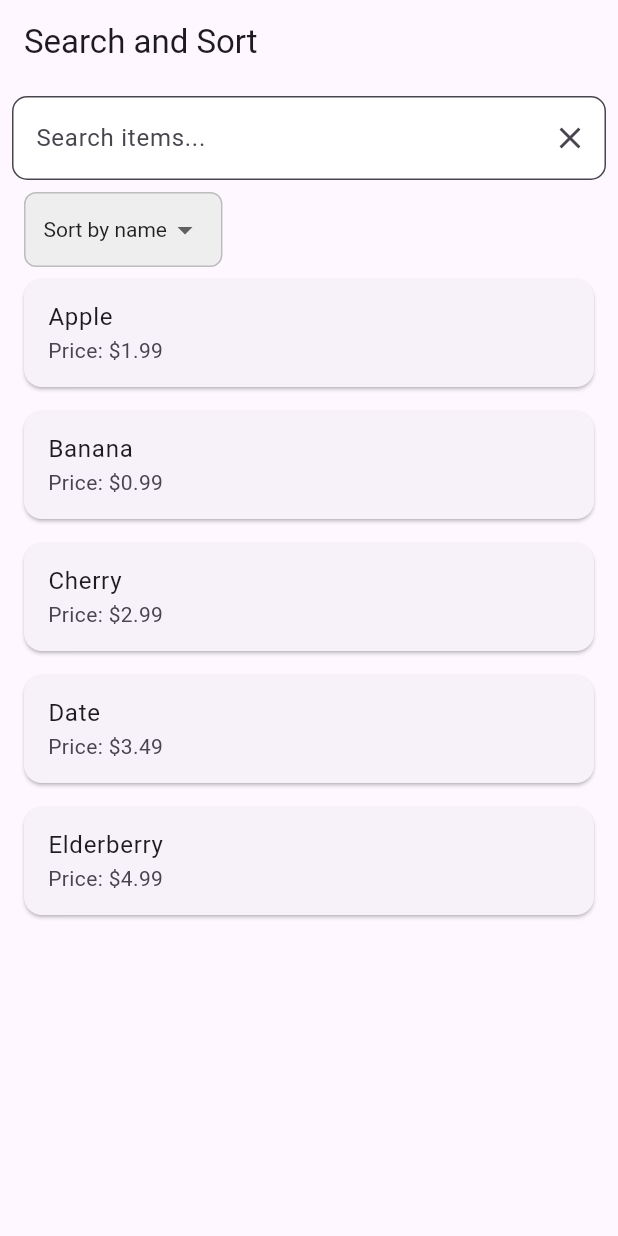
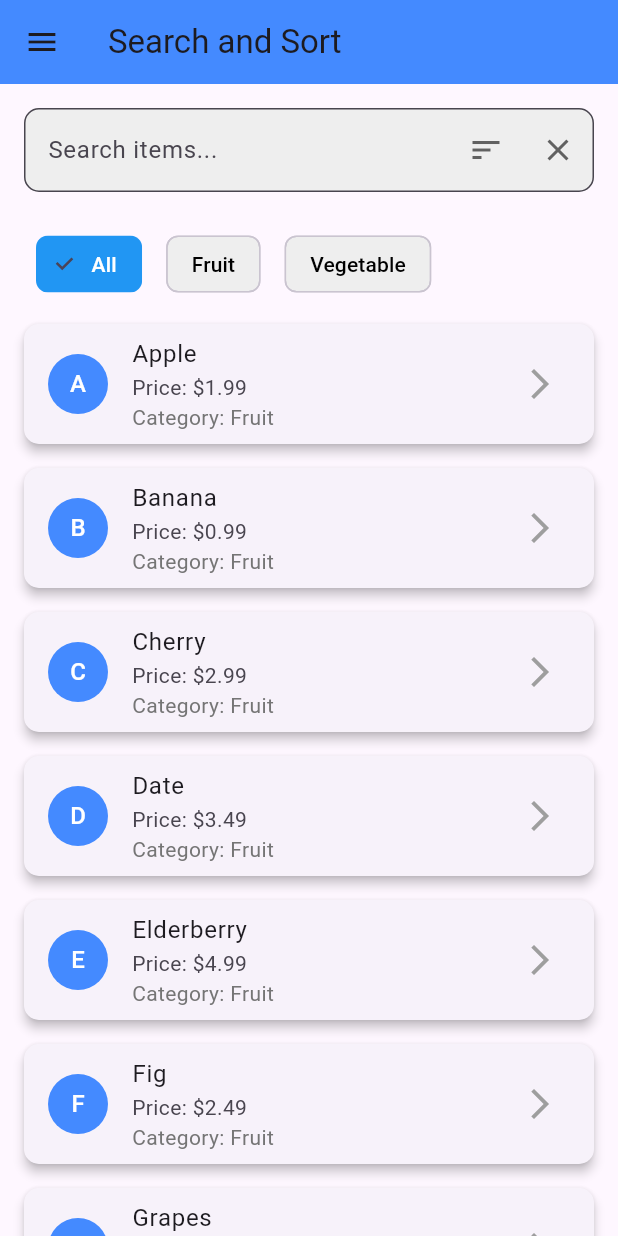
Before and after one commit to ayoubdev94/Search_Sort_flutter, a Flutter app: the screen it shows after launch, on a phone screen of 412 x 824 dp. Run offline on Flutter 3.47's test engine with Material 3 defaults, Android fonts, the phone set to English and light mode, and no system bars; our stand-ins replace bloc, flutter_bloc.

Commit message:
Your descriptive commit message

```diff
--- a/lib/features/search_sort_screen/data/model/item_model.dart
+++ b/lib/features/search_sort_screen/data/model/item_model.dart
@@ -1,7 +1,8 @@
 class Item {
   final String name;
-   final double price;
+  final double price;
+  final String category;
   // Add other relevant fields
 
-  Item({required this.name, required this.price});
+  Item({required this.name, required this.price, required this.category});
 }
--- a/lib/features/search_sort_screen/data/repo/search_sort_repo.dart
+++ b/lib/features/search_sort_screen/data/repo/search_sort_repo.dart
@@ -1,13 +1,35 @@
 import 'package:flutter_x/features/search_sort_screen/data/model/item_model.dart';
 
 class SearchSortRepo {
+  // Fetch Data From Api
   static List<Item> getItems() {
     final List<Item> sampleItems = [
-      Item(name: 'Apple', price: 1.99),
-      Item(name: 'Banana', price: 0.99),
-      Item(name: 'Cherry', price: 2.99),
-      Item(name: 'Date', price: 3.49),
-      Item(name: 'Elderberry', price: 4.99),
+      Item(name: 'Apple', price: 1.99, category: 'Fruit'),
+      Item(name: 'Banana', price: 0.99, category: 'Fruit'),
+      Item(name: 'Cherry', price: 2.99, category: 'Fruit'),
+      Item(name: 'Date', price: 3.49, category: 'Fruit'),
+      Item(name: 'Elderberry', price: 4.99, category: 'Fruit'),
+      Item(name: 'Fig', price: 2.49, category: 'Fruit'),
+      Item(name: 'Grapes', price: 2.99, category: 'Fruit'),
+      Item(name: 'Honeydew', price: 3.99, category: 'Fruit'),
+      Item(name: 'Iceberg Lettuce', price: 1.49, category: 'Vegetable'),
+      Item(name: 'Jalapeno', price: 1.99, category: 'Vegetable'),
+      Item(name: 'Kale', price: 2.99, category: 'Vegetable'),
+      Item(name: 'Lemon', price: 0.89, category: 'Fruit'),
+      Item(name: 'Mango', price: 1.49, category: 'Fruit'),
+      Item(name: 'Nectarine', price: 2.49, category: 'Fruit'),
+      Item(name: 'Orange', price: 1.29, category: 'Fruit'),
+      Item(name: 'Peach', price: 2.29, category: 'Fruit'),
+      Item(name: 'Quince', price: 3.99, category: 'Fruit'),
+      Item(name: 'Radish', price: 1.19, category: 'Vegetable'),
+      Item(name: 'Spinach', price: 1.99, category: 'Vegetable'),
+      Item(name: 'Tomato', price: 1.99, category: 'Vegetable'),
+      Item(name: 'Ugli Fruit', price: 4.99, category: 'Fruit'),
+      Item(name: 'Vidalia Onion', price: 0.79, category: 'Vegetable'),
+      Item(name: 'Watermelon', price: 3.99, category: 'Fruit'),
+      Item(name: 'Xigua', price: 5.99, category: 'Fruit'),
+      Item(name: 'Yellow Pepper', price: 2.49, category: 'Vegetable'),
+      Item(name: 'Zucchini', price: 1.29, category: 'Vegetable'),
     ];
     return sampleItems;
   }
--- a/lib/features/search_sort_screen/view/search_sort_screen.dart
+++ b/lib/features/search_sort_screen/view/search_sort_screen.dart
@@ -4,99 +4,190 @@ import 'package:flutter_x/core/theme/app_styles.dart';
 import 'package:flutter_x/features/search_sort_screen/data/model/item_model.dart';
 import 'package:flutter_x/features/search_sort_screen/view_model/search_sort_bloc/search_sort_bloc.dart';
 
-class SearchSortScreen extends StatefulWidget {
-  @override
-  _SearchSortScreenState createState() => _SearchSortScreenState();
-}
-
-class _SearchSortScreenState extends State<SearchSortScreen>
-    with SingleTickerProviderStateMixin {
-  late AnimationController _animationController;
-
-  @override
-  void initState() {
-    super.initState();
-    _animationController = AnimationController(
-      vsync: this,
-      duration: Duration(milliseconds: 500),
-    );
-  }
-
-  @override
-  void dispose() {
-    _animationController.dispose();
-    super.dispose();
-  }
+class SearchSortScreen extends StatelessWidget {
+  const SearchSortScreen({super.key});
 
   @override
   Widget build(BuildContext context) {
     return Scaffold(
       appBar: AppBar(
         title: const Text('Search and Sort'),
+        backgroundColor: Colors.blueAccent,
       ),
       body: Column(
         crossAxisAlignment: CrossAxisAlignment.start,
         children: [
-          _buildSearchInput(),
-          _buildSortDropdown(),
+          _buildSearchInput(context),
+          _buildCategoryList(context),
           _buildItemsList(),
         ],
+      ),
+      drawer: Drawer(
+        child: ListView(
+          padding: EdgeInsets.zero,
+          children: <Widget>[
+            const DrawerHeader(
+              decoration: BoxDecoration(
+                color: Colors.blueAccent,
+              ),
+              child: Text(
+                'Menu',
+                style: TextStyle(
+                  color: Colors.white,
+                  fontSize: 24,
+                ),
+              ),
+            ),
+            ListTile(
+              leading: const Icon(Icons.home),
+              title: const Text('Home'),
+              onTap: () {
+                // Handle navigation
+              },
+            ),
+            ListTile(
+              leading: const Icon(Icons.settings),
+              title: const Text('Settings'),
+              onTap: () {
+                // Handle navigation
+              },
+            ),
+            ListTile(
+              leading: const Icon(Icons.info),
+              title: const Text('About'),
+              onTap: () {
+                // Handle navigation
+              },
+            ),
+          ],
+        ),
       ),
     );
   }
 
-  Widget _buildSearchInput() {
+  Widget _buildSearchInput(BuildContext context) {
     TextEditingController searchItemsController = TextEditingController();
     return Padding(
-      padding: const EdgeInsets.all(8.0),
+      padding: const EdgeInsets.all(16.0),
       child: TextField(
         controller: searchItemsController,
         onChanged: (query) =>
             context.read<SearchSortBloc>().add(SearchQueryChanged(query)),
         decoration: AppStyles.inputDecoration.copyWith(
           hintText: 'Search items...',
-          suffixIcon: IconButton(
-            icon: Icon(Icons.clear),
+          filled: true,
+          fillColor: Colors.grey[200],
+          suffixIcon: Row(
+            mainAxisSize: MainAxisSize.min,
+            children: [
+              IconButton(
+                icon: Icon(Icons.sort, color: Colors.grey[700]),
+                onPressed: () {
+                  _showSortModal(context);
+                },
+              ),
+              IconButton(
+                icon: Icon(Icons.clear, color: Colors.grey[700]),
                 onPressed: () {
                   searchItemsController.clear();
                   context.read<SearchSortBloc>().add(SearchQueryChanged(""));
                 },
+              ),
+            ],
           ),
         ),
       ),
     );
   }
 
-  Widget _buildSortDropdown() {
+  Widget _buildCategoryList(BuildContext context) {
     return Padding(
-      padding: const EdgeInsets.symmetric(horizontal: 16.0),
-      child: Container(
-        decoration: BoxDecoration(
-          borderRadius: BorderRadius.circular(8.0),
-          color: Colors.grey[200], // Example background color
-          border: Border.all(color: Colors.grey[400]!), // Example border color
+      padding: const EdgeInsets.symmetric(vertical: 8.0, horizontal: 16.0),
+      child: BlocBuilder<SearchSortBloc, SearchSortState>(
+        builder: (context, state) {
+          return SingleChildScrollView(
+            scrollDirection: Axis.horizontal,
+            child: Row(
+              children: state.allCategories.map((category) {
+                final bool isSelected = category == state.selectedCategory;
+                return Padding(
+                  padding: const EdgeInsets.symmetric(horizontal: 8.0),
+                  child: ChoiceChip(
+                    label: Text(category),
+                    selected: isSelected,
+                    onSelected: (_) {
+                      context
+                          .read<SearchSortBloc>()
+                          .add(CategoryChanged(category));
+                    },
+                    selectedColor: Colors.blue,
+                    backgroundColor: Colors.grey[200],
+                    labelStyle: TextStyle(
+                      color: isSelected ? Colors.white : Colors.black,
                     ),
-        padding: const EdgeInsets.symmetric(horizontal: 12.0),
-        child: DropdownButton<SortCriteria>(
-          value: SortCriteria.name,
-          onChanged: (criteria) => context
+                  ),
+                );
+              }).toList(),
+            ),
+          );
+        },
+      ),
+    );
+  }
+
+  void _showSortModal(BuildContext context) {
+    showModalBottomSheet(
+      context: context,
+      builder: (context) {
+        return Container(
+          padding: const EdgeInsets.all(16.0),
+          child: Column(
+            mainAxisSize: MainAxisSize.min,
+            children: [
+              ListTile(
+                leading: const Icon(Icons.sort_by_alpha),
+                title: const Text('Sort by name (A-Z)'),
+                onTap: () {
+                  context
                       .read<SearchSortBloc>()
-              .add(SortCriteriaChanged(criteria!)),
-          items: [
-            DropdownMenuItem(
-              value: SortCriteria.name,
-              child: Text('Sort by name'),
+                      .add(SortCriteriaChanged(SortCriteria.nameAsc));
+                  Navigator.pop(context);
+                },
               ),
-            DropdownMenuItem(
-              value: SortCriteria.price,
-              child: Text('Sort by price'),
+              ListTile(
+                leading: const Icon(Icons.sort_by_alpha_outlined),
+                title: const Text('Sort by name (Z-A)'),
+                onTap: () {
+                  context
+                      .read<SearchSortBloc>()
+                      .add(SortCriteriaChanged(SortCriteria.nameDesc));
+                  Navigator.pop(context);
+                },
+              ),
+              ListTile(
+                leading: const Icon(Icons.arrow_upward),
+                title: const Text('Sort by price (Low to High)'),
+                onTap: () {
+                  context
+                      .read<SearchSortBloc>()
+                      .add(SortCriteriaChanged(SortCriteria.priceAsc));
+                  Navigator.pop(context);
+                },
+              ),
+              ListTile(
+                leading: const Icon(Icons.arrow_downward),
+                title: const Text('Sort by price (High to Low)'),
+                onTap: () {
+                  context
+                      .read<SearchSortBloc>()
+                      .add(SortCriteriaChanged(SortCriteria.priceDesc));
+                  Navigator.pop(context);
+                },
               ),
             ],
-          underline: SizedBox(), // Remove default underline
-          style: TextStyle(color: Colors.black87), // Example text style
-          icon: Icon(Icons.arrow_drop_down), // Example icon
           ),
-      ),
+        );
+      },
     );
   }
 
@@ -107,6 +198,28 @@ class _SearchSortScreenState extends State<SearchSortScreen>
           // Add listener logic if needed
         },
         builder: (context, state) {
+          if (state.items.isEmpty) {
+            return const Center(
+              child: Column(
+                mainAxisAlignment: MainAxisAlignment.center,
+                children: [
+                  Icon(
+                    Icons.search_off,
+                    size: 64,
+                    color: Colors.grey,
+                  ),
+                  SizedBox(height: 16),
+                  Text(
+                    'No items found',
+                    style: TextStyle(
+                      fontSize: 18,
+                      color: Colors.grey,
+                    ),
+                  ),
+                ],
+              ),
+            );
+          }
           return ListView.builder(
             itemCount: state.items.length,
             itemBuilder: (context, index) {
@@ -121,11 +234,32 @@ class _SearchSortScreenState extends State<SearchSortScreen>
 
   Widget _buildListItem(Item item) {
     return Card(
+      elevation: 3,
       margin: const EdgeInsets.symmetric(vertical: 8.0, horizontal: 16.0),
+      shape: RoundedRectangleBorder(
+        borderRadius: BorderRadius.circular(10.0),
+      ),
       child: ListTile(
+        leading: CircleAvatar(
+          backgroundColor: Colors.blueAccent,
+          child: Text(
+            item.name[0].toUpperCase(),
+            style: const TextStyle(color: Colors.white),
+          ),
+        ),
         title: Text(item.name),
-        subtitle: Text('Price: \$${item.price.toStringAsFixed(2)}'),
-        // Add onTap or additional widget customization as needed
+        subtitle: Column(
+          crossAxisAlignment: CrossAxisAlignment.start,
+          children: [
+            Text('Price: \$${item.price.toStringAsFixed(2)}'),
+            Text('Category: ${item.category}',
+                style: TextStyle(color: Colors.grey[600])),
+          ],
+        ),
+        trailing: const Icon(Icons.arrow_forward_ios, color: Colors.grey),
+        onTap: () {
+          // Add your onTap logic here
+        },
       ),
     );
   }
--- a/lib/features/search_sort_screen/view_model/search_sort_bloc/search_sort_bloc.dart
+++ b/lib/features/search_sort_screen/view_model/search_sort_bloc/search_sort_bloc.dart
@@ -9,18 +9,23 @@ class SearchSortBloc extends Bloc<SearchSortEvent, SearchSortState> {
 
   SearchSortBloc(this.allItems)
       : super(SearchSortState(
-            items: allItems, query: '', criteria: SortCriteria.name)) {
+            items: allItems,
+            query: '',
+            criteria: SortCriteria.nameAsc,
+            selectedCategory: 'All',
+            allCategories: _extractCategories(allItems))) {
     on<SearchQueryChanged>(_onSearchQueryChanged);
     on<SortCriteriaChanged>(_onSortCriteriaChanged);
+    on<CategoryChanged>(_onCategoryChanged);
+  }
+
+  static List<String> _extractCategories(List<Item> items) {
+    return ['All'] + items.map((item) => item.category).toSet().toList();
   }
 
   void _onSearchQueryChanged(
       SearchQueryChanged event, Emitter<SearchSortState> emit) {
-    final filteredItems = allItems
-        .where((item) =>
-            item.name.toLowerCase().contains(event.query.toLowerCase()) ||
-            item.price.toString().contains(event.query.toString()))
-        .toList();
+    final filteredItems = _filterItems(event.query, state.selectedCategory);
     emit(state.copyWith(items: filteredItems, query: event.query));
   }
 
@@ -29,16 +34,35 @@ class SearchSortBloc extends Bloc<SearchSortEvent, SearchSortState> {
     final sortedItems = List<Item>.from(state.items);
     sortedItems.sort((firstItem, secondItem) {
       switch (event.criteria) {
-        case SortCriteria.name:
+        case SortCriteria.nameAsc:
           return firstItem.name.compareTo(secondItem.name);
-        /*  case SortCriteria.date:
-          return firstItem.date.compareTo(secondItem.date); */
-        case SortCriteria.price:
+        case SortCriteria.nameDesc:
+          return secondItem.name.compareTo(firstItem.name);
+        case SortCriteria.priceAsc:
           return firstItem.price.compareTo(secondItem.price);
+        case SortCriteria.priceDesc:
+          return secondItem.price.compareTo(firstItem.price);
         default:
           return 0;
       }
     });
     emit(state.copyWith(items: sortedItems, criteria: event.criteria));
   }
+
+  void _onCategoryChanged(
+      CategoryChanged event, Emitter<SearchSortState> emit) {
+    final filteredItems = _filterItems(state.query, event.category);
+    emit(
+        state.copyWith(items: filteredItems, selectedCategory: event.category));
+  }
+
+  List<Item> _filterItems(String query, String category) {
+    return allItems.where((item) {
+      final matchesQuery =
+          item.name.toLowerCase().contains(query.toLowerCase()) ||
+              item.price.toString().contains(query);
+      final matchesCategory = category == 'All' || item.category == category;
+      return matchesQuery && matchesCategory;
+    }).toList();
+  }
 }
--- a/lib/features/search_sort_screen/view_model/search_sort_bloc/search_sort_event.dart
+++ b/lib/features/search_sort_screen/view_model/search_sort_bloc/search_sort_event.dart
@@ -12,4 +12,9 @@ class SortCriteriaChanged extends SearchSortEvent {
   SortCriteriaChanged(this.criteria);
 }
 
-enum SortCriteria { name, price }
+class CategoryChanged extends SearchSortEvent {
+  final String category;
+  CategoryChanged(this.category);
+}
+
+enum SortCriteria { nameAsc, nameDesc, priceAsc, priceDesc }
--- a/lib/features/search_sort_screen/view_model/search_sort_bloc/search_sort_state.dart
+++ b/lib/features/search_sort_screen/view_model/search_sort_bloc/search_sort_state.dart
@@ -4,22 +4,30 @@ class SearchSortState {
   final List<Item> items;
   final String query;
   final SortCriteria criteria;
+  final String selectedCategory;
+  final List<String> allCategories;
 
   SearchSortState({
     required this.items,
     required this.query,
     required this.criteria,
+    required this.selectedCategory,
+    required this.allCategories,
   });
 
   SearchSortState copyWith({
     List<Item>? items,
     String? query,
     SortCriteria? criteria,
+    String? selectedCategory,
+    List<String>? allCategories,
   }) {
     return SearchSortState(
       items: items ?? this.items,
       query: query ?? this.query,
       criteria: criteria ?? this.criteria,
+      selectedCategory: selectedCategory ?? this.selectedCategory,
+      allCategories: allCategories ?? this.allCategories,
     );
   }
 }
```
Lines whose indentation alone changed are shown as unchanged.
